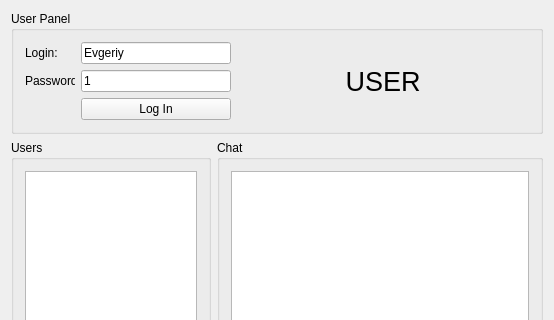
The window that demos/demo_tcp_client/mainwindow.ui (Evgeriy/messenger) describes before a commit, drawn with Qt 5; both pictures show x 0 to 554 and y 0 to 320 of the 554 by 568 pixel window.
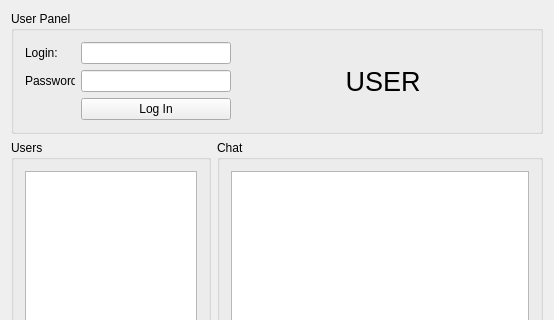
The same window after the commit.

Patch:
```diff
--- a/demos/demo_tcp_client/mainwindow.ui
+++ b/demos/demo_tcp_client/mainwindow.ui
@@ -43,7 +43,7 @@
           </size>
          </property>
          <property name="text">
-          <string>Evgeriy</string>
+          <string/>
          </property>
         </widget>
        </item>
@@ -84,7 +84,7 @@
           </size>
          </property>
          <property name="text">
-          <string>1</string>
+          <string/>
          </property>
         </widget>
        </item>
```
